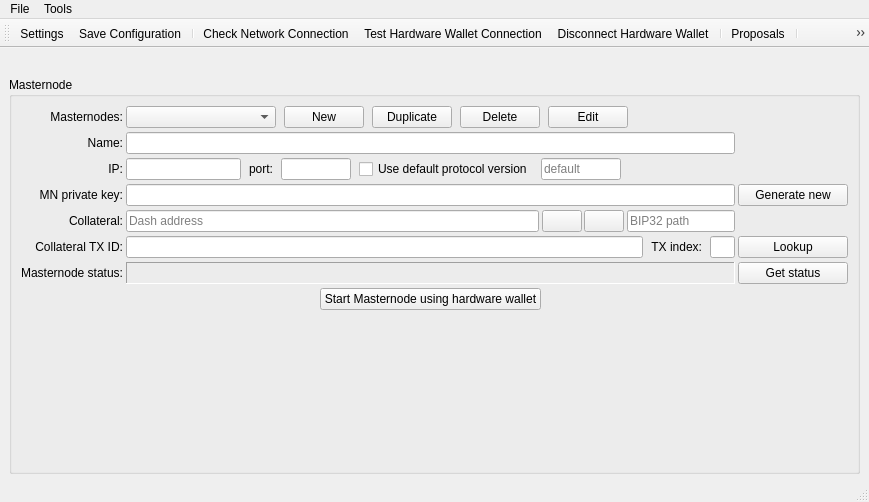
Before: the Qt Designer form src/ui/ui_main_dlg.ui in Bertrand256/dash-masternode-tool, drawn with Qt 5.
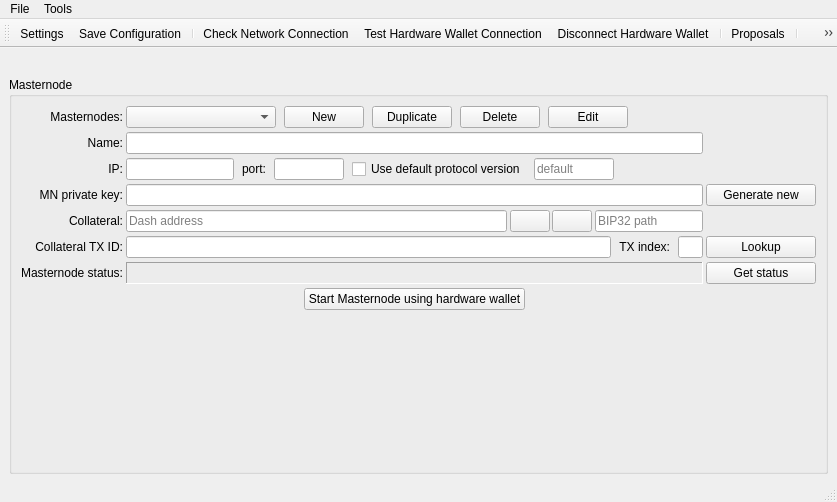
After: the same form once the commit is applied.

Commit message: Wallet: fixed issues related to switching hd identities

```diff
--- a/src/ui/ui_main_dlg.ui
+++ b/src/ui/ui_main_dlg.ui
@@ -6,7 +6,7 @@
    <rect>
     <x>0</x>
     <y>0</y>
-    <width>869</width>
+    <width>837</width>
     <height>502</height>
    </rect>
   </property>
@@ -835,7 +835,7 @@
     <rect>
      <x>0</x>
      <y>0</y>
-     <width>869</width>
+     <width>837</width>
      <height>22</height>
     </rect>
    </property>
@@ -905,8 +905,6 @@
    <addaction name="action_open_proposals_window"/>
    <addaction name="separator"/>
    <addaction name="action_transfer_funds_for_any_address"/>
-   <addaction name="action_transfer_funds_for_cur_mn"/>
-   <addaction name="action_transfer_funds_for_all_mns"/>
    <addaction name="action_sign_message_for_cur_mn"/>
   </widget>
   <action name="action_transfer_funds_for_cur_mn">
@@ -921,7 +919,7 @@
   </action>
   <action name="action_transfer_funds_for_any_address">
    <property name="text">
-    <string>Transfer Funds for Any Address</string>
+    <string>Transfer Funds / Wallet</string>
    </property>
   </action>
   <action name="action_sign_message_for_cur_mn">
```
Left out of the diff: 2 changed lines with no effect on the pictures. The commit also changes 13 other files.
